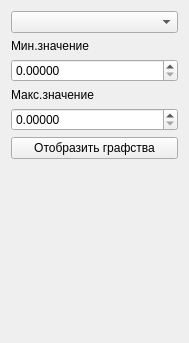
First picture: the form in widgets/ddmFrictionDeltaFilterWidget.ui, repository alexeymarunin/ddm, before the edit.
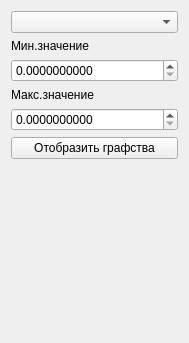
Second picture: the form after the edit. Icons and pictures are not drawn.

The edit to the form file:
```diff
--- a/widgets/ddmFrictionDeltaFilterWidget.ui
+++ b/widgets/ddmFrictionDeltaFilterWidget.ui
@@ -32,7 +32,10 @@
      <item>
       <widget class="QDoubleSpinBox" name="spinMinValue">
        <property name="decimals">
-        <number>5</number>
+        <number>10</number>
+       </property>
+       <property name="maximum">
+        <double>999999999.000000000000000</double>
        </property>
        <property name="singleStep">
         <double>0.010000000000000</double>
@@ -49,7 +52,10 @@
      <item>
       <widget class="QDoubleSpinBox" name="spinMaxValue">
        <property name="decimals">
-        <number>5</number>
+        <number>10</number>
+       </property>
+       <property name="maximum">
+        <double>999999999.000000000000000</double>
        </property>
        <property name="singleStep">
         <double>0.010000000000000</double>
```
